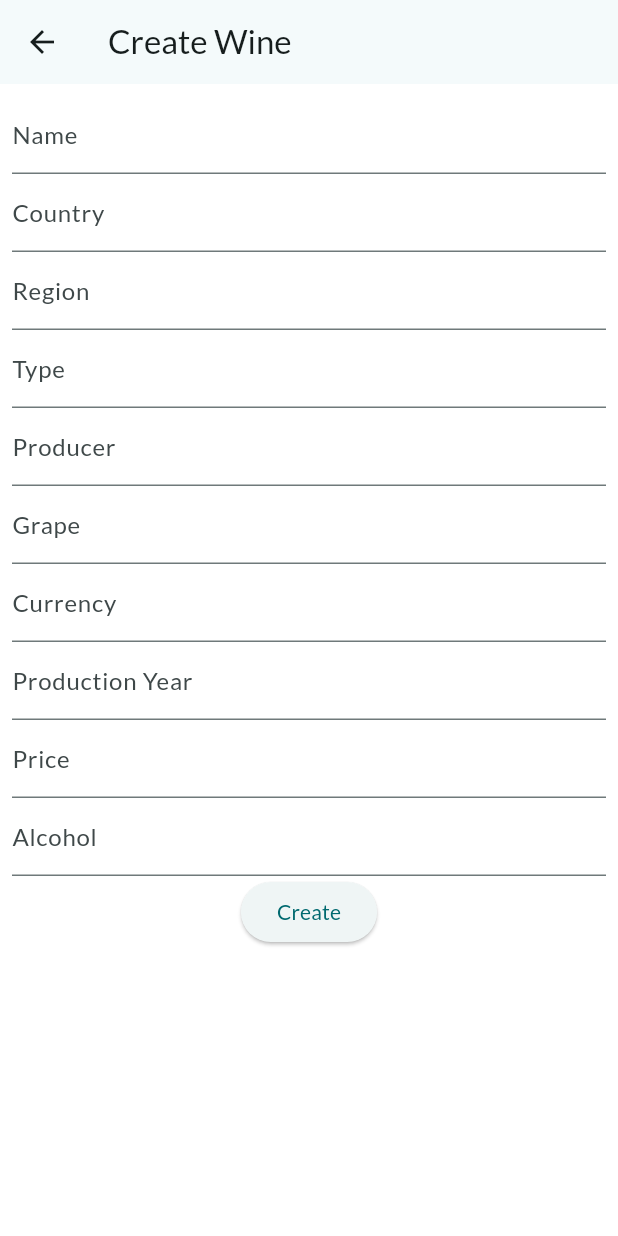
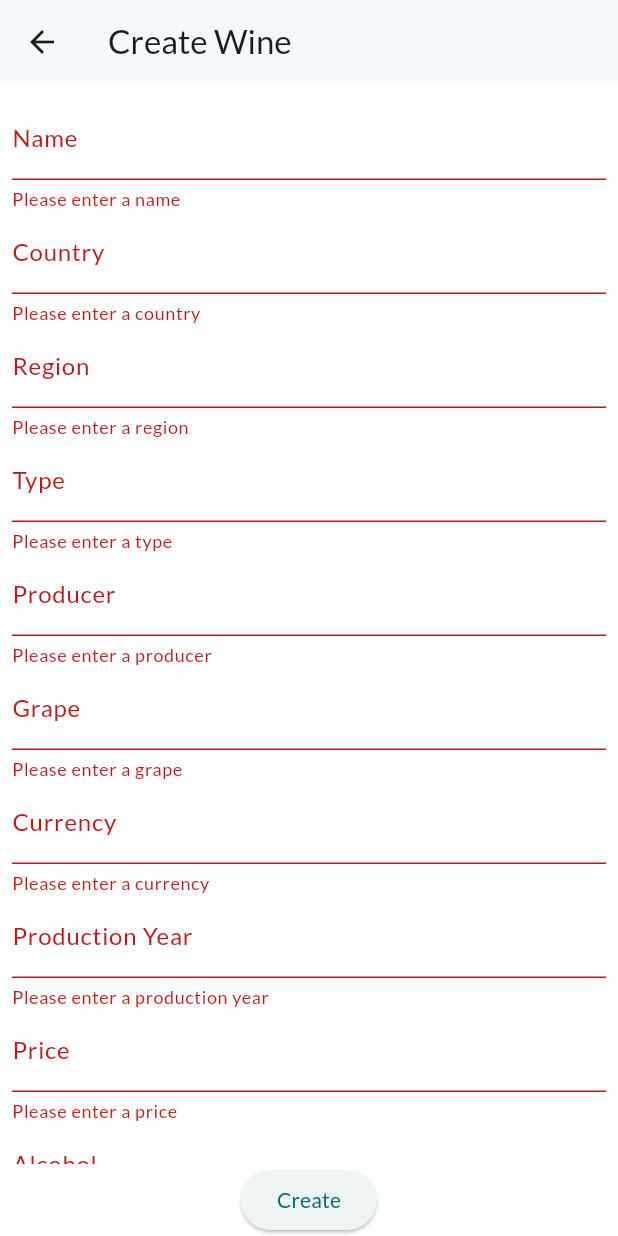
Before and after one commit to kaer98/BlindVinsmagning, a Flutter app: the CreateWineScreen screen opened directly, after a tap on "Create", on a phone screen of 412 x 824 dp. Run offline on Flutter 3.47's test engine with Material 3 defaults, Android fonts, the phone set to English and light mode, and no system bars; our stand-ins replace google_fonts; missing offline and left inert: dart:ffi, list_picker.

Commit message:
get wine, update wine tostring and stuff...

```diff
--- a/appr/lib/main.dart
+++ b/appr/lib/main.dart
@@ -1,4 +1,3 @@
-import 'package:appr/screens/history_screen.dart';
 import 'package:appr/screens/start_screen.dart';
 import 'package:flutter/material.dart';
 import "package:google_fonts/google_fonts.dart";
@@ -12,8 +11,8 @@ final theme = ThemeData(
     background: Colors.white,
   ),
   textTheme: GoogleFonts.latoTextTheme(),
-  canvasColor: ColorScheme.light().background,
-  scaffoldBackgroundColor: ColorScheme.light().background,
+  canvasColor: const ColorScheme.light().background,
+  scaffoldBackgroundColor: const ColorScheme.light().background,
 
 );
 
--- a/appr/lib/models/wine.dart
+++ b/appr/lib/models/wine.dart
@@ -5,6 +5,8 @@ class Wine {
   int id;
   DateTime prodYear;
   double price, alcohol;
+
+  get getProdYear => prodYear.year;
 
   Wine({
     required this.id,
@@ -20,8 +22,25 @@ class Wine {
     required this.alcohol,
   });
 
+  factory Wine.fromJson(Map<String, dynamic> json) {
+    print(json['prodyear']);
+    return Wine(
+      id: json['id'],
+      name: json['name'],
+      country: json['country'],
+      region: json['region'],
+      type: json['type'],
+      producer: json['producer'],
+      grape: json['grape'],
+      currency: json['currency'],
+      prodYear: DateTime.parse(json['prodyear']),
+      price: double.parse(json['price']),
+      alcohol: double.parse(json['alcohol']),
+    );
+  }
+
   @override
   String toString() {
-    return "Wine: $name, $country, $region, $type, $producer, $grape, $currency, $prodYear, $price, $alcohol";
+    return "Name: $name \nCountry: $country \nRegion: $region \nType: $type \nProducer: $producer \nGrape: $grape \nProduction Year: $getProdYear \nPrice: $price $currency \nAlcohol: $alcohol%";
   }
 }
--- a/appr/lib/screens/create_wine.dart
+++ b/appr/lib/screens/create_wine.dart
@@ -1,4 +1,10 @@
+import 'dart:convert';
+
+import 'package:appr/main.dart';
 import 'package:flutter/material.dart';
+import "package:http/http.dart" as http;
+import 'package:provider/provider.dart';
+
 class CreateWineScreen extends StatefulWidget {
   const CreateWineScreen({super.key});
 
@@ -7,6 +13,44 @@ class CreateWineScreen extends StatefulWidget {
 }
 
 class _CreateWineScreenState extends State<CreateWineScreen> {
+  final _formKey = GlobalKey<FormState>();
+  var _name;
+  var _country;
+  var _region;
+  var _type;
+  var _producer;
+  var _grape;
+  var _currency;
+  DateTime? _prodYear;
+  var _price;
+  var _alcohol;
+
+  void _createWine() async {
+    ScaffoldMessenger.of(context).clearSnackBars();
+    final isValid = _formKey.currentState!.validate();
+    var appstate = context.read<MyAppState>();
+    if (isValid) {
+      _formKey.currentState!.save();
+      var url = Uri.parse("https://vin.jazper.dk/api/wines");
+      var response = await http.post(url,
+          headers: {"Content-Type": "application/json",
+          "Cookie": appstate.cookie!},
+          body: json.encode({
+            "name": _name,
+            "country": _country,
+            "region": _region,
+            "prodyear": _prodYear.toString(),
+            "producer": _producer,
+            "alcohol": _alcohol,
+            "type": _type,
+            "grape": _grape,
+            "price": _price,
+            "currency": _currency,
+          }));
+      Navigator.pop(context);
+    }
+  }
+
   @override
   Widget build(BuildContext context) {
     final keyboardSpace = MediaQuery.of(context).viewInsets.bottom;
@@ -21,76 +65,120 @@ class _CreateWineScreenState extends State<CreateWineScreen> {
           mainAxisAlignment: MainAxisAlignment.start,
           children: [
             Flexible(
+              child: Form(
+                key: _formKey,
                 child: ListView(
                   shrinkWrap: true,
                   children: [
                     TextFormField(
-                    textAlignVertical: TextAlignVertical.bottom,
-                    style: Theme.of(context).textTheme.bodyMedium!.copyWith(
-                        color: Theme.of(context).colorScheme.onBackground),
                       decoration: const InputDecoration(labelText: "Name"),
-
+                      validator: (value) => (value == null ||
+                              value.isEmpty ||
+                              value.trim().length <= 1 ||
+                              value.trim().length > 50)
+                          ? 'Please enter a name'
+                          : null,
+                      onSaved: (newValue) => _name = newValue,
                     ),
                     TextFormField(
-                    textAlignVertical: TextAlignVertical.bottom,
-                    style: Theme.of(context).textTheme.bodyMedium!.copyWith(
-                        color: Theme.of(context).colorScheme.onBackground),
                       decoration: const InputDecoration(labelText: "Country"),
+                      validator: (value) => (value == null ||
+                              value.isEmpty ||
+                              value.trim().length <= 1 ||
+                              value.trim().length > 50)
+                          ? 'Please enter a country'
+                          : null,
+                      onSaved: (newValue) => _country = newValue,
                     ),
                     TextFormField(
-                    textAlignVertical: TextAlignVertical.bottom,
-                    style: Theme.of(context).textTheme.bodyMedium!.copyWith(
-                        color: Theme.of(context).colorScheme.onBackground),
                       decoration: const InputDecoration(labelText: "Region"),
+                      validator: (value) => (value == null ||
+                              value.isEmpty ||
+                              value.trim().length <= 1 ||
+                              value.trim().length > 50)
+                          ? 'Please enter a region'
+                          : null,
+                      onSaved: (newValue) => _region = newValue,
                     ),
                     TextFormField(
-                    textAlignVertical: TextAlignVertical.bottom,
-                    style: Theme.of(context).textTheme.bodyMedium!.copyWith(
-                        color: Theme.of(context).colorScheme.onBackground),
                       decoration: const InputDecoration(labelText: "Type"),
+                      validator: (value) => (value == null ||
+                              value.isEmpty ||
+                              value.trim().length <= 1 ||
+                              value.trim().length > 50)
+                          ? 'Please enter a type'
+                          : null,
+                      onSaved: (newValue) => _type = newValue,
                     ),
                     TextFormField(
-                    textAlignVertical: TextAlignVertical.bottom,
-                    style: Theme.of(context).textTheme.bodyMedium!.copyWith(
-                        color: Theme.of(context).colorScheme.onBackground),
                       decoration: const InputDecoration(labelText: "Producer"),
+                      validator: (value) => (value == null ||
+                              value.isEmpty ||
+                              value.trim().length <= 1 ||
+                              value.trim().length > 50)
+                          ? 'Please enter a producer'
+                          : null,
+                      onSaved: (newValue) => _producer = newValue,
                     ),
                     TextFormField(
-                    textAlignVertical: TextAlignVertical.bottom,
-                    style: Theme.of(context).textTheme.bodyMedium!.copyWith(
-                        color: Theme.of(context).colorScheme.onBackground),
                         decoration: const InputDecoration(labelText: "Grape"),
+                        validator: (value) => (value == null ||
+                                value.isEmpty ||
+                                value.trim().length <= 1 ||
+                                value.trim().length > 50)
+                            ? 'Please enter a grape'
+                            : null,
+                        onSaved: (newValue) => _grape = newValue),
+                    TextFormField(
+                      decoration: const InputDecoration(labelText: "Currency"),
+                      validator: (value) => (value == null ||
+                              value.isEmpty ||
+                              value.trim().length <= 1 ||
+                              value.trim().length > 3)
+                          ? 'Please enter a currency'
+                          : null,
+                      onSaved: (newValue) => _currency = newValue,
                     ),
                     TextFormField(
-                    textAlignVertical: TextAlignVertical.bottom,
-                    style: Theme.of(context).textTheme.bodyMedium!.copyWith(
-                        color: Theme.of(context).colorScheme.onBackground),
-                    decoration: const InputDecoration(labelText: "Currency"),
+                      decoration:
+                          const InputDecoration(labelText: "Production Year"),
+                      keyboardType: TextInputType.datetime,
+                      validator: (value) => (value == null ||
+                              value.isEmpty ||
+                              value.trim().length <= 1 ||
+                              value.trim().length > 50)
+                          ? 'Please enter a production year'
+                          : null,
+                          onSaved: (newValue) => _prodYear = DateTime(int.parse(newValue.toString())),
                     ),
                     TextFormField(
-                    textAlignVertical: TextAlignVertical.bottom,
-                    style: Theme.of(context).textTheme.bodyMedium!.copyWith(
-                        color: Theme.of(context).colorScheme.onBackground),
-                    decoration:
-                        const InputDecoration(labelText: "Production Year"),
+                      decoration: const InputDecoration(labelText: "Price"),
+                      keyboardType: TextInputType.number,
+                      validator: (value) => (value == null ||
+                              value.isEmpty ||
+                              value.trim().length <= 1 ||
+                              value.trim().length > 50)
+                          ? 'Please enter a price'
+                          : null,
+                          onSaved: (newValue) => _price = double.parse(newValue.toString()),
                     ),
                     TextFormField(
-                    textAlignVertical: TextAlignVertical.bottom,
-                    style: Theme.of(context).textTheme.bodyMedium!.copyWith(
-                        color: Theme.of(context).colorScheme.onBackground),
-                    decoration: const InputDecoration(labelText: "Price"),
-                  ),
-                  TextFormField(
-                    textAlignVertical: TextAlignVertical.bottom,
-                    style: Theme.of(context).textTheme.bodyMedium!.copyWith(
-                        color: Theme.of(context).colorScheme.onBackground),
                       decoration: const InputDecoration(labelText: "Alcohol"),
+                      keyboardType: TextInputType.number,
+                      validator: (value) => (value == null ||
+                              value.isEmpty ||
+                              value.trim().length <= 1 ||
+                              value.trim().length > 50)
+                          ? 'Please enter a alcohol'
+                          : null,
+                          onSaved: (newValue) => _alcohol = double.parse(newValue.toString()),
                     ),
                   ],
                 ),
               ),
+            ),
             ElevatedButton(
-              onPressed: () {},
+              onPressed: _createWine,
               child: const Text('Create'),
             ),
           ],
--- a/appr/lib/screens/main_menu.dart
+++ b/appr/lib/screens/main_menu.dart
@@ -50,7 +50,8 @@ class MainMenu extends StatelessWidget {
               ),
               SizedBox(height: _spacing),
               appState.userId != null
-                  ? ElevatedButton(
+                  ?
+                  ElevatedButton(
                       onPressed: () {
                         Navigator.push(context,
                             MaterialPageRoute(builder: (context) {
```
Also changed, not shown: appr/lib/screens/create_tasting_screen.dart (+44 -28 lines), appr/lib/screens/register_screen.dart (+18 -5 lines). Lines whose indentation alone changed are shown as unchanged.
